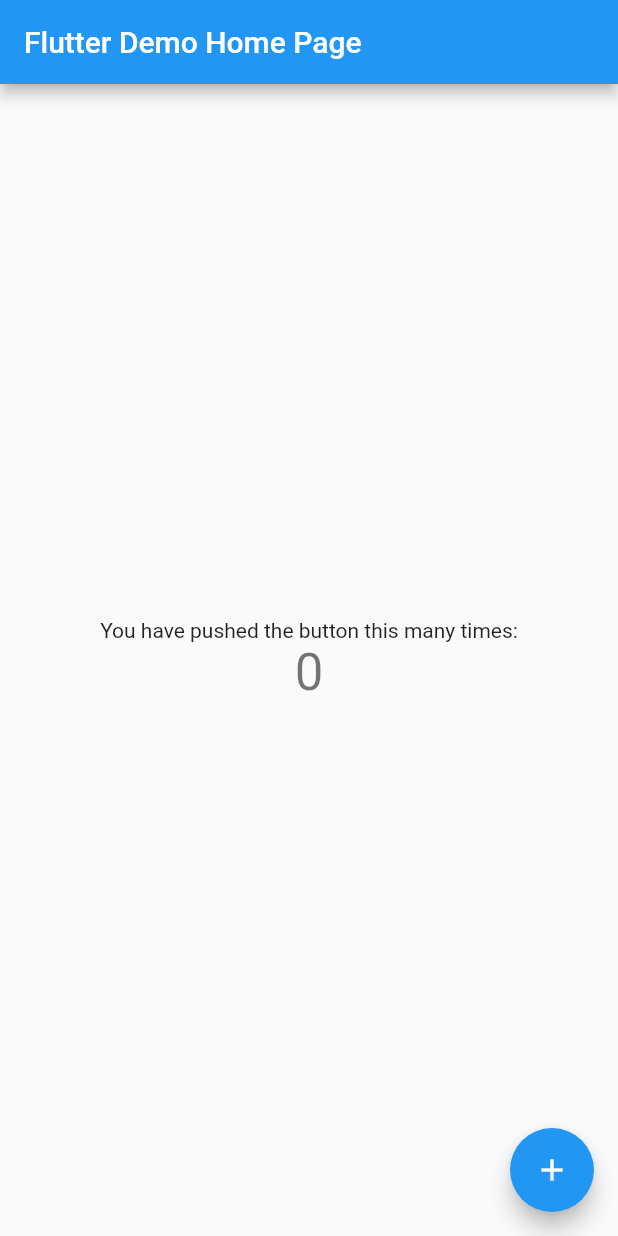
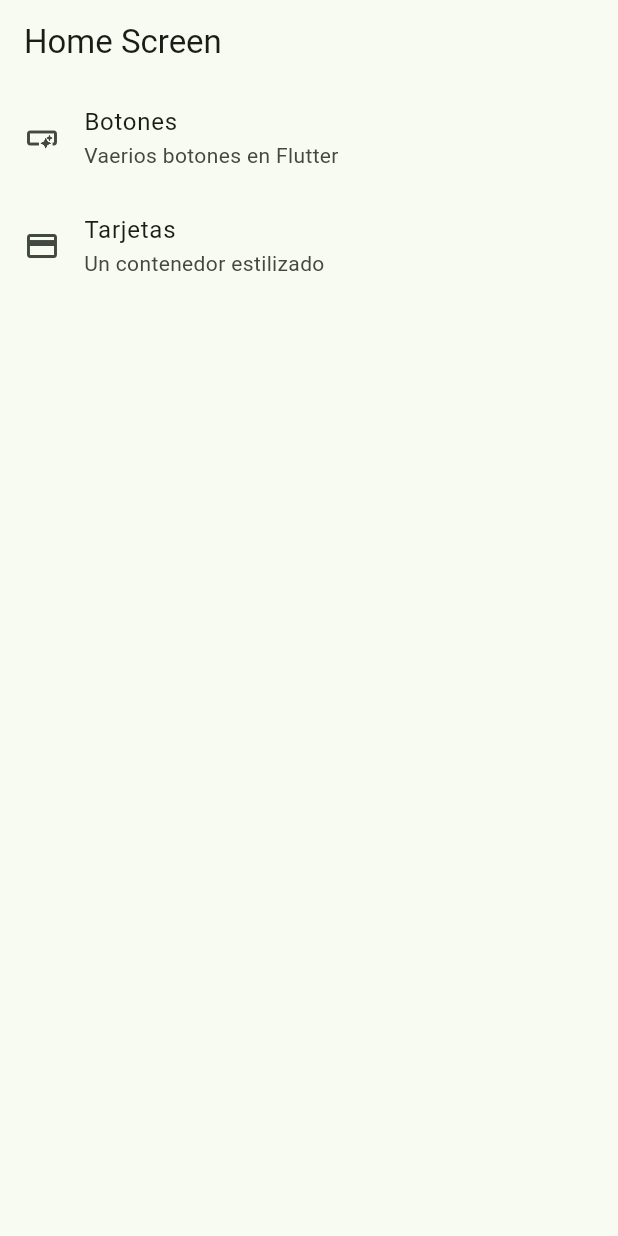
Before and after one commit to PWNball-Wizard/WidgetsApp, a Flutter app: the screen it shows after launch, on a phone screen of 412 x 824 dp. Run offline on Flutter 3.47's test engine with Material 2 defaults, Android fonts, the phone set to English and light mode, and no system bars; our stand-ins replace go_router; missing offline and left inert: dart:ffi.

Commit message:
Seccion 9 Completa
Faltan dos clases. Pero esta completo xd

```diff
--- /dev/null
+++ b/lib/config/menu/menu_items.dart
@@ -0,0 +1,30 @@
+import 'package:flutter/material.dart';
+
+class ItemMenu {
+  final String title;
+  final String subTitle;
+  final String link;
+  final IconData icon;
+
+  const ItemMenu({
+    required this.title,
+    required this.subTitle,
+    required this.link,
+    required this.icon,
+  });
+}
+
+const List<ItemMenu> menuItems = [
+  ItemMenu(
+    title: 'Botones',
+    subTitle: 'Vaerios botones en Flutter',
+    link: '/botones',
+    icon: Icons.smart_button_outlined,
+  ),
+  ItemMenu(
+    title: 'Tarjetas',
+    subTitle: 'Un contenedor estilizado',
+    link: '/tarjetas',
+    icon: Icons.credit_card,
+  ),
+];
--- /dev/null
+++ b/lib/config/router/app_router.dart
@@ -0,0 +1,24 @@
+import 'package:go_router/go_router.dart';
+import 'package:widgets_app_new/presentation/screens/buttons/buttons_screen.dart';
+import 'package:widgets_app_new/presentation/screens/cards/card_screen.dart';
+import 'package:widgets_app_new/presentation/screens/home/home_screen.dart';
+
+final appRouter = GoRouter(routes: [
+  GoRoute(
+    path: '/',
+    builder: (context, state) {
+      return const HomeScreen();
+    },
+  ),
+  GoRoute(
+    path: '/botones/:parametro',
+    builder: (context, state) {
+      final String parametro = state.params['parametro'].toString();
+      return ButtonsScreen(parametro: parametro);
+    },
+  ),
+  GoRoute(
+    path: '/tarjetas',
+    builder: (context, state) => const CardScreen(),
+  ),
+]);
--- /dev/null
+++ b/lib/config/theme/app_theme.dart
@@ -0,0 +1,23 @@
+import 'package:flutter/material.dart';
+
+class AppTheme {
+  final List<Color> colors = [
+    Colors.blue,
+    Colors.red,
+    Colors.green,
+    Colors.yellow,
+    Colors.purple,
+    Colors.orange,
+    Colors.pink,
+    Colors.teal,
+    Colors.cyan,
+    Colors.indigo,
+  ];
+
+  ThemeData theme(int selectedColor) {
+    return ThemeData(
+      useMaterial3: true,
+      colorSchemeSeed: colors[selectedColor],
+    );
+  }
+}
--- a/lib/main.dart
+++ b/lib/main.dart
@@ -1,4 +1,6 @@
 import 'package:flutter/material.dart';
+import 'package:widgets_app_new/config/router/app_router.dart';
+import 'package:widgets_app_new/config/theme/app_theme.dart';
 
 void main() {
   runApp(const MyApp());
@@ -10,106 +12,16 @@
   // This widget is the root of your application.
   @override
   Widget build(BuildContext context) {
-    return MaterialApp(
+    return MaterialApp.router(
+      routerConfig: appRouter,
       title: 'Flutter Demo',
-      theme: ThemeData(
-        // This is the theme of your application.
-        //
-        // Try running your application with "flutter run". You'll see the
-        // application has a blue toolbar. Then, without quitting the app, try
-        // changing the primarySwatch below to Colors.green and then invoke
-        // "hot reload" (press "r" in the console where you ran "flutter run",
-        // or simply save your changes to "hot reload" in a Flutter IDE).
-        // Notice that the counter didn't reset back to zero; the application
-        // is not restarted.
-        primarySwatch: Colors.blue,
-      ),
-      home: const MyHomePage(title: 'Flutter Demo Home Page'),
+      debugShowCheckedModeBanner: false,
+      theme: AppTheme().theme(2),
+      //home: const HomeScreen(),
+      /* routes: {
+        '/botones': (context) => const ButtonsScreen(parametro: "Hola"),
+        '/tarjetas': (context) => const CardScreen(),
+      }, */
     );
   }
 }
-
-class MyHomePage extends StatefulWidget {
-  const MyHomePage({super.key, required this.title});
-
-  // This widget is the home page of your application. It is stateful, meaning
-  // that it has a State object (defined below) that contains fields that affect
-  // how it looks.
-
-  // This class is the configuration for the state. It holds the values (in this
-  // case the title) provided by the parent (in this case the App widget) and
-  // used by the build method of the State. Fields in a Widget subclass are
-  // always marked "final".
-
-  final String title;
-
-  @override
-  State<MyHomePage> createState() => _MyHomePageState();
-}
-
-class _MyHomePageState extends State<MyHomePage> {
-  int _counter = 0;
-
-  void _incrementCounter() {
-    setState(() {
-      // This call to setState tells the Flutter framework that something has
-      // changed in this State, which causes it to rerun the build method below
-      // so that the display can reflect the updated values. If we changed
-      // _counter without calling setState(), then the build method would not be
-      // called again, and so nothing would appear to happen.
-      _counter++;
-    });
-  }
-
-  @override
-  Widget build(BuildContext context) {
-    // This method is rerun every time setState is called, for instance as done
-    // by the _incrementCounter method above.
-    //
-    // The Flutter framework has been optimized to make rerunning build methods
-    // fast, so that you can just rebuild anything that needs updating rather
-    // than having to individually change instances of widgets.
-    return Scaffold(
-      appBar: AppBar(
-        // Here we take the value from the MyHomePage object that was created by
-        // the App.build method, and use it to set our appbar title.
-        title: Text(widget.title),
-      ),
-      body: Center(
-        // Center is a layout widget. It takes a single child and positions it
-        // in the middle of the parent.
-        child: Column(
-          // Column is also a layout widget. It takes a list of children and
-          // arranges them vertically. By default, it sizes itself to fit its
-          // children horizontally, and tries to be as tall as its parent.
-          //
-          // Invoke "debug painting" (press "p" in the console, choose the
-          // "Toggle Debug Paint" action from the Flutter Inspector in Android
-          // Studio, or the "Toggle Debug Paint" command in Visual Studio Code)
-          // to see the wireframe for each widget.
-          //
-          // Column has various properties to control how it sizes itself and
-          // how it positions its children. Here we use mainAxisAlignment to
-          // center the children vertically; the main axis here is the vertical
-          // axis because Columns are vertical (the cross axis would be
-          // horizontal).
-          mainAxisAlignment: MainAxisAlignment.center,
-          children: <Widget>[
-            const Text(
-              'You have pushed the button this many times:',
-            ),
-            Text(
-              '$_counter',
-              style: Theme.of(context).textTheme.headlineMedium,
-            ),
-          ],
-        ),
-      ),
-      floatingActionButton: FloatingActionButton(
-        onPressed: _incrementCounter,
-        tooltip: 'Increment',
-        child: const Icon(Icons.add),
-      ), // This trailing comma makes auto-formatting nicer for build methods.
-    );
-  }
-}
--- /dev/null
+++ b/lib/presentation/screens/home/home_screen.dart
@@ -0,0 +1,69 @@
+import 'package:flutter/material.dart';
+import 'package:widgets_app_new/config/menu/menu_items.dart';
+import 'package:widgets_app_new/config/router/app_router.dart';
+
+class HomeScreen extends StatelessWidget {
+  const HomeScreen({super.key});
+
+  @override
+  Widget build(BuildContext context) {
+    return Scaffold(
+      appBar: AppBar(
+        title: const Text('Home Screen'),
+      ),
+      body: const _HomeView(),
+    );
+  }
+}
+
+class _HomeView extends StatelessWidget {
+  const _HomeView();
+
+  @override
+  Widget build(BuildContext context) {
+    return ListView.builder(
+      itemCount: menuItems.length,
+      itemBuilder: (context, index) {
+        final item = menuItems[index];
+        return CustomListTile(item: item);
+      },
+    );
+  }
+}
+
+class CustomListTile extends StatelessWidget {
+  const CustomListTile({
+    super.key,
+    required this.item,
+  });
+
+  final ItemMenu item;
+
+  @override
+  Widget build(BuildContext context) {
+    return ListTile(
+      title: Text(item.title),
+      subtitle: Text(item.subTitle),
+      leading: Icon(item.icon),
+      onTap: () {
+        const parametro = 'Hola';
+        if (item.link == '/botones') {
+          appRouter.push('/botones/$parametro');
+          //appRouter.go('/botones/$parametro');
+        } else {
+          appRouter.push(item.link);
+          //appRouter.go(item.link);
+        }
+        //context.go(item.link);
+        //! Forma de manejar la navegacion con Navigator.pushNamed
+        /* Navigator.pushNamed(context, item.link); */
+        //! Forma de manejar la navegacion con Navigator.push y MaterialPageRoute
+        /* Navigator.push(context, MaterialPageRoute(builder: (context) {
+          return const ButtonsScreen(
+            parametro: 'Hola',
+          );
+        })); */
+      },
+    );
+  }
+}
```
Also changed, not shown: lib/presentation/screens/animated/animated_screen.dart (added, +10 -0 lines), lib/presentation/screens/app_tutorial/app_tutorial.dart (added, +10 -0 lines), lib/presentation/screens/buttons/buttons_screen.dart (added, +80 -0 lines), lib/presentation/screens/cards/card_screen.dart (added, +200 -0 lines), lib/presentation/screens/infinite_scroll/infinite_scroll.dart (added, +10 -0 lines), lib/presentation/screens/progress/progress_screen.dart (added, +10 -0 lines), lib/presentation/screens/snackbar/snackbar_screen.dart (added, +10 -0 lines), lib/presentation/screens/ui_controls/ui_controls_screen.dart (added, +10 -0 lines), pubspec.yaml (+7 -21 lines), pubspec.lock, 41 other files.
